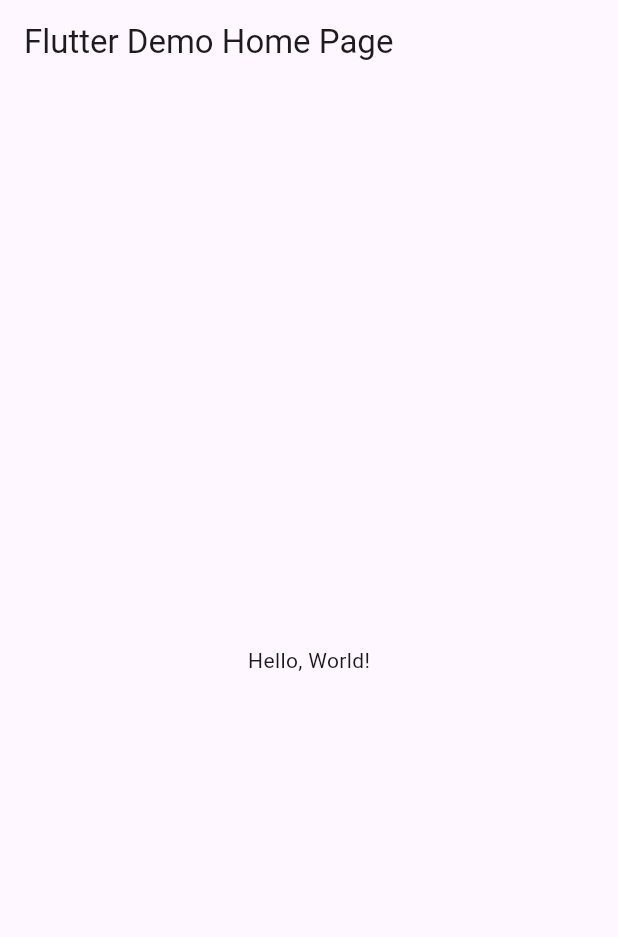
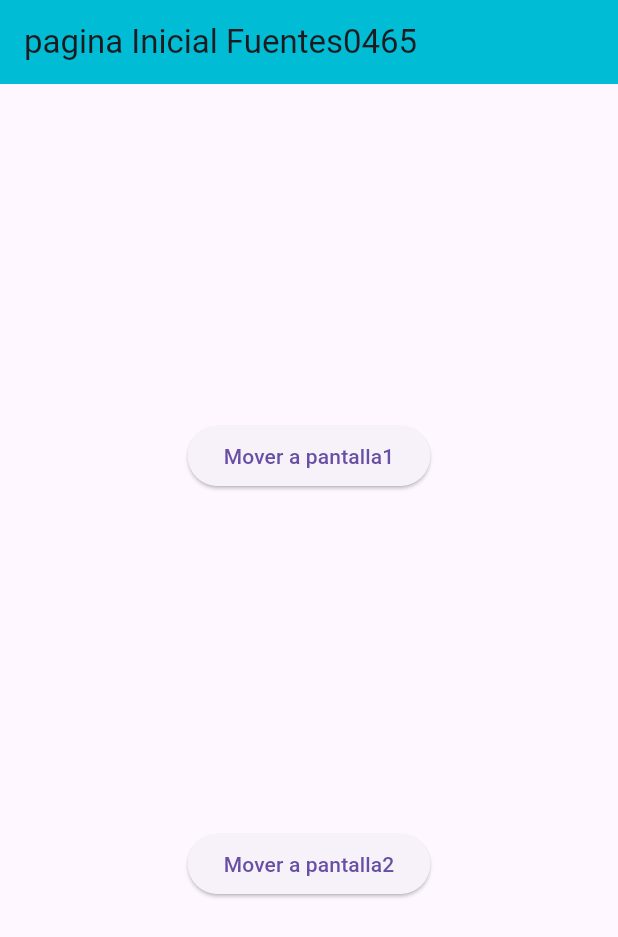
Before and after one commit to BerthaAreliFuentesRodriguez/p15-Rutas2-6J, a Flutter app: the screen it shows after launch, on a phone screen of 412 x 824 dp. Shown: the top 937 px of the screen. Run offline on Flutter 3.47's test engine with Material 3 defaults, Android fonts, the phone set to English and light mode, and no system bars.

Commit message:
pantallas

```diff
--- a/lib/main.dart
+++ b/lib/main.dart
@@ -1,43 +1,23 @@
 import 'package:flutter/material.dart';
+import 'package:fuentes0465/pantalla2_0465.dart';
+import 'package:fuentes0465/pantalla1_0465.dart';
+import 'package:fuentes0465/pantallaini_0465.dart';
 
-void main() => runApp(MyApp());
+void main() => runApp(MiApp0465());
 
-class MyApp extends StatelessWidget {
-  const MyApp({super.key});
-  // This widget is the root of your application.
+class MiApp0465 extends StatelessWidget {
+  const MiApp0465({Key? key}) : super(key: key);
+
   @override
   Widget build(BuildContext context) {
     return MaterialApp(
-      // Application name
-      title: 'Flutter Hello World',
-      // Application theme data, you can set the colors for the application as
-      // you want
-      theme: ThemeData(
-        // useMaterial3: true,
-        primarySwatch: Colors.blue,
-      ),
-      // A widget which will be started on application startup
-      home: MyHomePage(title: 'Flutter Demo Home Page'),
-    );
-  }
-}
-
-class MyHomePage extends StatelessWidget {
-  final String title;
-  const MyHomePage({super.key, required this.title});
-
-  @override
-  Widget build(BuildContext context) {
-    return Scaffold(
-      appBar: AppBar(
-        // The title text which will be shown on the action bar
-        title: Text(title),
-      ),
-      body: Center(
-        child: Text(
-          'Hello, World!',
-        ),
-      ),
-    );
-  }
-}
+      debugShowCheckedModeBanner: false,
+      initialRoute: "/",
+      routes: {
+        "/": (context) => const PantallaIni_0465(),
+        "/pantalla1_0465": (context) => Pantalla1_0465(),
+        "/pantalla2_0465": (context) => Pantalla2_0465()
+      },
+    ); //fin de material
+  } //fin de widget
+} //fin app
--- /dev/null
+++ b/lib/pantalla1_0465.dart
@@ -0,0 +1,29 @@
+//Pantalla1_0465
+
+import 'package:flutter/material.dart';
+
+class Pantalla1_0465 extends StatelessWidget {
+  const Pantalla1_0465({Key? key}) : super(key: key);
+
+  @override
+  Widget build(BuildContext context) {
+    return Scaffold(
+      appBar: AppBar(
+        title: const Text('Pantalla1 Fuentes0465'),
+        backgroundColor: Colors.pink,
+      ),
+      body: Center(
+          child: Column(
+        children: [
+          ElevatedButton(
+            onPressed: () {
+              Navigator.pushNamed(context, "/pantalla2_0465"); //fin onPressed
+            },
+            child: Text("Mover a pantalla2"),
+          )
+        ], //fin niño
+      )),
+    );
+    ;
+  }
+}
--- /dev/null
+++ b/lib/pantallaini_0465.dart
@@ -0,0 +1,35 @@
+//pantallaini_0465
+//
+import 'package:flutter/material.dart';
+
+class PantallaIni_0465 extends StatelessWidget {
+  const PantallaIni_0465({Key? key}) : super(key: key);
+
+  @override
+  Widget build(BuildContext context) {
+    return Scaffold(
+      appBar: AppBar(
+        title: Text("pagina Inicial Fuentes0465"),
+        backgroundColor: Colors.cyan,
+      ),
+      body: Center(
+          child: Column(
+        mainAxisAlignment: MainAxisAlignment.spaceEvenly,
+        children: [
+          ElevatedButton(
+            onPressed: () {
+              Navigator.pushNamed(context, "/pantalla1_0465"); //fin onPressed
+            },
+            child: Text("Mover a pantalla1"),
+          ),
+          ElevatedButton(
+            onPressed: () {
+              Navigator.pushNamed(context, "/pantalla2_0465"); //fin onPressed
+            },
+            child: Text("Mover a pantalla2"),
+          )
+        ], //fin de niños
+      )),
+    ); //fin scaffold
+  } //fin widget
+} //fin app
```
Also changed, not shown: lib/pantalla2_0465.dart (added, +23 -0 lines).
